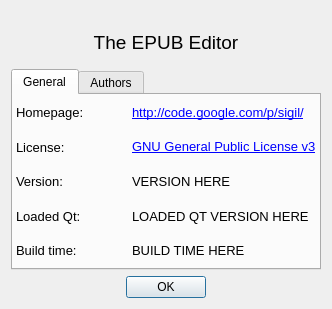
Above: src/Form_Files/About.ui from Sigil-Ebook/Sigil before the change. Below: the same form after it.
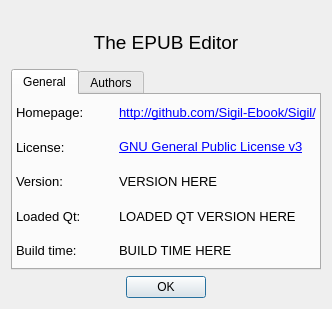
That is the form after the change. Icons and pictures are not drawn.

Commit message: update default code archive away from google code in About [skip ci]

The edit to the form file:
```diff
--- a/src/Form_Files/About.ui
+++ b/src/Form_Files/About.ui
@@ -116,7 +116,7 @@
             </font>
            </property>
            <property name="text">
-            <string notr="true">&lt;a href=&quot;http://code.google.com/p/sigil/&quot;&gt;http://code.google.com/p/sigil/&lt;/a&gt;</string>
+            <string notr="true">&lt;a href=&quot;http://github.com/Sigil-Ebook/Sigil/&quot;&gt;http://github.com/Sigil-Ebook/Sigil/&lt;/a&gt;</string>
            </property>
            <property name="textFormat">
             <enum>Qt::AutoText</enum>
```
